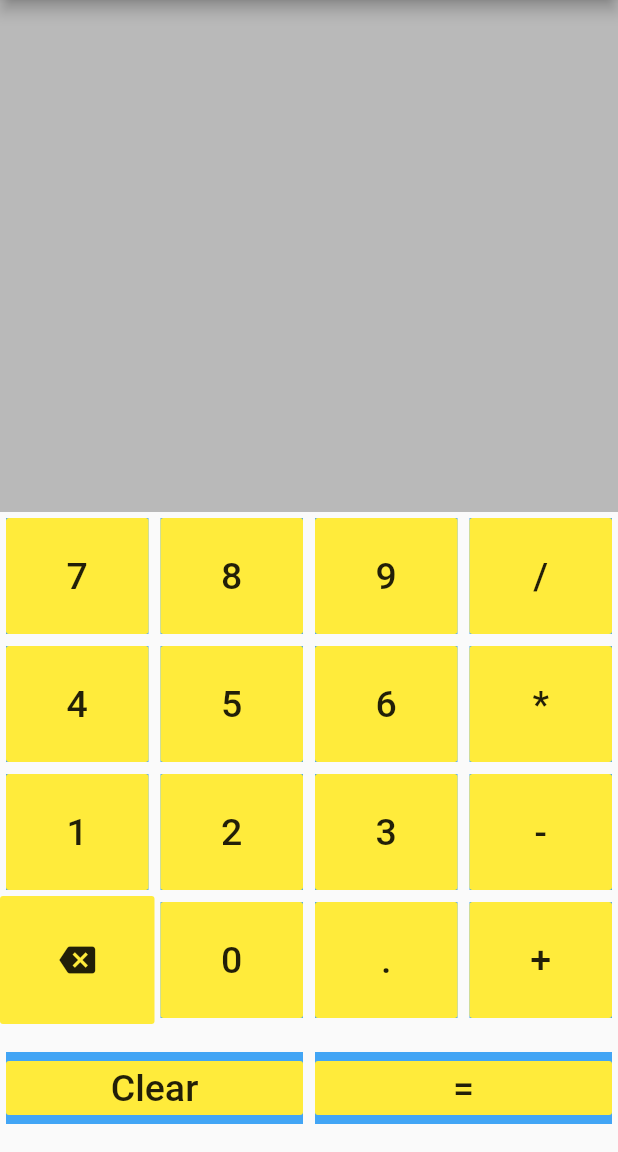
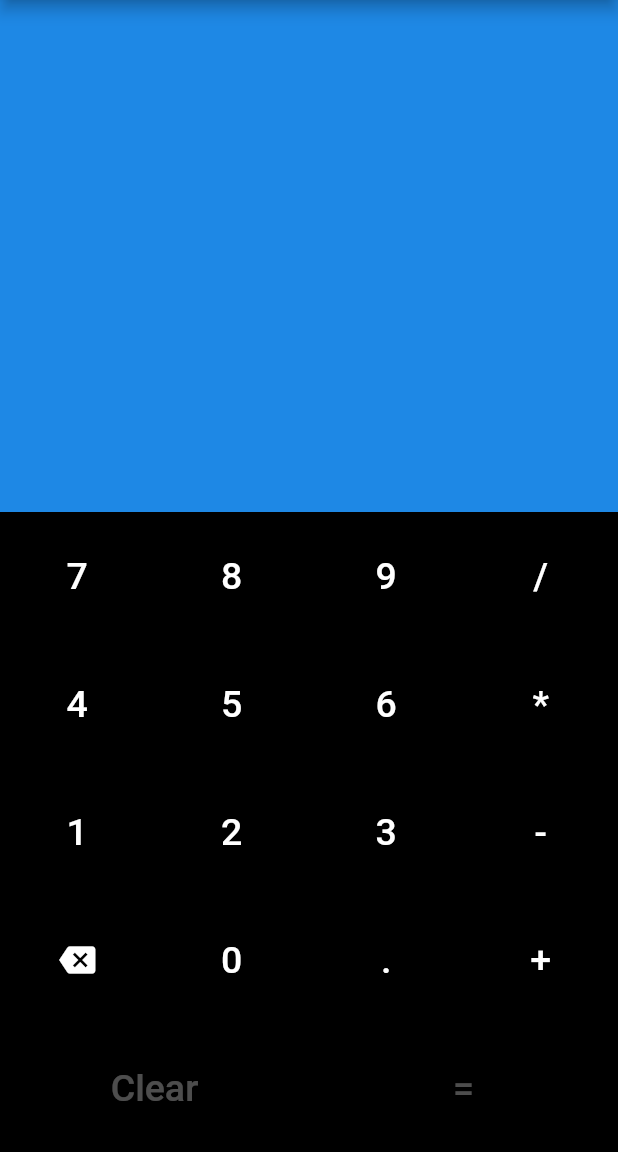
Before and after one commit to Flutter-Kapil/Simple-Calculator, a Flutter app: the screen it shows after launch, on a phone screen of 412 x 824 dp, the part 84-1236 px from its top. Run offline on Flutter 3.47's test engine with Material 2 defaults, Android fonts, the phone set to English and light mode, and no system bars; our stand-ins replace petitparser.

Commit message:
Updated colors/background to make it look a bit better.

```diff
--- a/lib/main.dart
+++ b/lib/main.dart
@@ -24,15 +24,15 @@ class _CalculatorAppState extends State<CalculatorApp> {
     return Expanded(
       child: Container(
         margin: EdgeInsets.all(4.0),
-        color: Colors.blue.shade400,
+        color: Colors.black,
         child: FlatButton(
           padding: EdgeInsets.all(2.0),
-          splashColor: Colors.blueGrey,
+          splashColor: Colors.white,
           child: Text(
             btnName,
-            style: TextStyle(fontSize: 25),
+            style: TextStyle(fontSize: 25, color: Colors.white),
           ),
-          color: Colors.yellow,
+          color: Colors.black,
           onPressed: () {
             if (opBtnPress == false) {
               finalDisplay = finalDisplay + btnName;
@@ -50,15 +50,15 @@ class _CalculatorAppState extends State<CalculatorApp> {
     return Expanded(
       child: Container(
         margin: EdgeInsets.all(4.0),
-        color: Colors.blue.shade400,
+        color: Colors.black,
         child: FlatButton(
           padding: EdgeInsets.all(2.0),
-          splashColor: Colors.blueGrey,
+          splashColor: Colors.white,
           child: Text(
             btnName,
-            style: TextStyle(fontSize: 25),
+            style: TextStyle(fontSize: 25, color: Colors.white),
           ),
-          color: Colors.yellow,
+          color: Colors.black,
           onPressed: () {
             opBtnPress = false;
             finalDisplay = finalDisplay + btnName;
@@ -71,11 +71,17 @@ class _CalculatorAppState extends State<CalculatorApp> {
   }
 
   Widget _delBtn() {
-    return FlatButton(
+    return Container(
+      margin: EdgeInsets.all(4.0),
+      color: Colors.black,
+      child: FlatButton(
         padding: EdgeInsets.all(2.0),
-      splashColor: Colors.blueGrey,
-      child: Icon(Icons.backspace),
-      color: Colors.yellow,
+        splashColor: Colors.white,
+        child: Icon(
+          Icons.backspace,
+          color: Colors.white,
+        ),
+        color: Colors.black,
         onPressed: () {
           print(
               "initialDisplay:$initialDisplay , finalDisplay:$finalDisplay , opBtnPress:$opBtnPress ");
@@ -107,32 +113,13 @@ class _CalculatorAppState extends State<CalculatorApp> {
               "initialDisplay:$initialDisplay , finalDisplay:$finalDisplay , opBtnPress:$opBtnPress lastChar:$lastChar");
           setState(() {});
         },
+      ),
     );
   }
 
-  @override
-  Widget build(BuildContext context) {
-    return SafeArea(
-      child: Scaffold(
-        appBar: AppBar(
-          title: Text('Simple Calculator'),
-          centerTitle: true,
-        ),
-        body: Column(
-          crossAxisAlignment: CrossAxisAlignment.stretch,
+  Widget _keypadArea() {
+    return Column(
       children: <Widget>[
-            Expanded(
-              flex: 4,
-              child: Container(
-                padding: EdgeInsets.all(10.0),
-                color: Colors.black26,
-                child: Text(
-                  "$initialDisplay",
-                  style: TextStyle(fontSize: 40),
-                ),
-                alignment: Alignment.bottomRight,
-              ),
-            ),
         Expanded(
           flex: 1,
           child: Row(
@@ -190,15 +177,14 @@ class _CalculatorAppState extends State<CalculatorApp> {
               Expanded(
                 child: Container(
                   margin: EdgeInsets.all(4.0),
-                      color: Colors.blue.shade400,
                   child: FlatButton(
                     padding: EdgeInsets.all(2.0),
                     splashColor: Colors.blueGrey,
                     child: Text(
                       'Clear',
-                          style: TextStyle(fontSize: 25),
+                      style: TextStyle(fontSize: 25, color: Colors.white30),
                     ),
-                        color: Colors.yellow,
+                    color: Colors.black,
                     onPressed: () {
                       setState(() {
                         initialDisplay = "0";
@@ -211,15 +197,14 @@ class _CalculatorAppState extends State<CalculatorApp> {
               Expanded(
                 child: Container(
                   margin: EdgeInsets.all(4.0),
-                      color: Colors.blue.shade400,
                   child: FlatButton(
                     padding: EdgeInsets.all(2.0),
                     splashColor: Colors.blueGrey,
                     child: Text(
                       '=',
-                          style: TextStyle(fontSize: 25),
+                      style: TextStyle(fontSize: 25, color: Colors.white30),
                     ),
-                        color: Colors.yellow,
+                    color: Colors.black,
                     onPressed: () {
                       initialDisplay = caLogic(finalDisplay);
                       initialDisplay = "$initialDisplay";
@@ -237,7 +222,43 @@ class _CalculatorAppState extends State<CalculatorApp> {
           ),
         ),
       ],
+    );
+  }
+
+  Widget _displayArea() {
+    return Container(
+      padding: EdgeInsets.all(10.0),
+      color: Colors.blue.shade600,
+      child: Text(
+        "$initialDisplay",
+        style: TextStyle(fontSize: 40),
       ),
+      alignment: Alignment.bottomRight,
+    );
+  }
+
+  @override
+  Widget build(BuildContext context) {
+    return SafeArea(
+      child: Scaffold(
+        appBar: AppBar(
+          title: Text('Simple Calculator'),
+          centerTitle: true,
+        ),
+        body: Column(
+          crossAxisAlignment: CrossAxisAlignment.stretch,
+          children: <Widget>[
+            Expanded(
+              flex: 4,
+              child: _displayArea(),
+            ),
+            Expanded(
+              flex: 5,
+              child: _keypadArea(),
+            )
+          ],
+        ),
+        backgroundColor: Colors.black,
       ),
     );
   }
--- a/pubspec.yaml
+++ b/pubspec.yaml
@@ -11,7 +11,7 @@ description: Simple calculator app
 # In iOS, build-name is used as CFBundleShortVersionString while build-number used as CFBundleVersion.
 # Read more about iOS versioning at
 # https://developer.apple.com/library/archive/documentation/General/Reference/InfoPlistKeyReference/Articles/CoreFoundationKeys.html
-version: 1.0.0+1
+version: 1.0.2+1
 
 environment:
   sdk: ">=2.1.0 <3.0.0"
```
Lines whose indentation alone changed are shown as unchanged.
